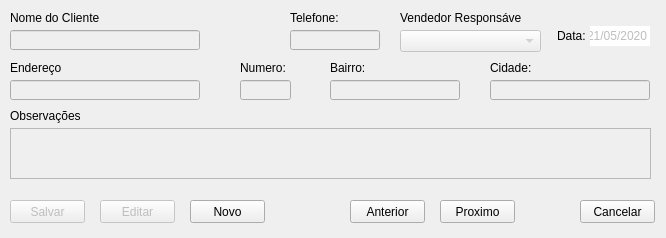
The window that telas_ui/tela_cadastro_cliente.ui (pliniocefet/EsquadriCalc_Perfilare) describes before a commit, drawn with Qt 5.
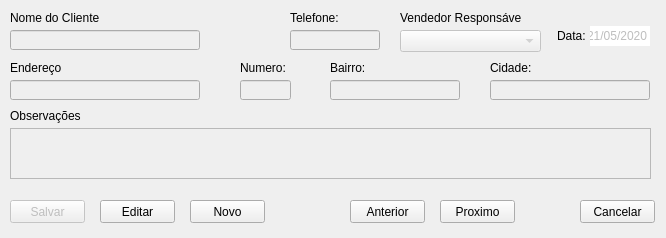
The same window after the commit.

```diff
--- a/telas_ui/tela_cadastro_cliente.ui
+++ b/telas_ui/tela_cadastro_cliente.ui
@@ -416,7 +416,7 @@
    </widget>
    <widget class="QPushButton" name="pushButton_editar">
     <property name="enabled">
-     <bool>false</bool>
+     <bool>true</bool>
     </property>
     <property name="geometry">
      <rect>
```
Left out of the diff: 5 changed lines with no effect on the pictures.
